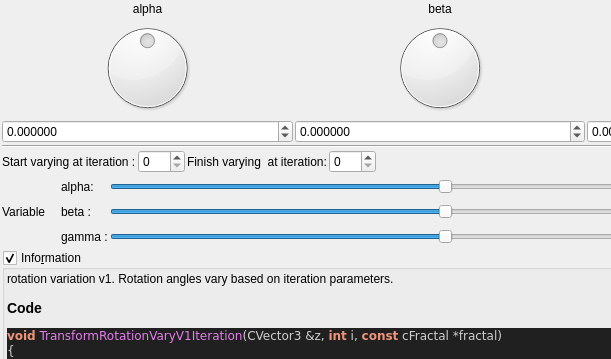
Before: the Qt Designer form mandelbulber2/qt_data/fractal_transf_rotation_varyV1.ui in buddhi1980/mandelbulber2, drawn with Qt 5; both pictures show x 0 to 611 and y 0 to 359 of the 880 by 767 pixel window.
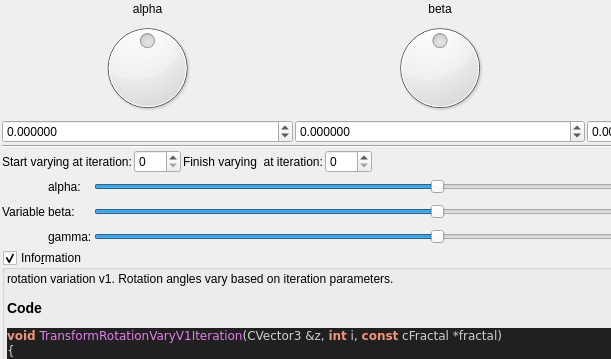
After: the same form once the commit is applied. Custom widgets are drawn as their Qt base class.

The edit to the form file:
```diff
--- a/mandelbulber2/qt_data/fractal_transf_rotation_varyV1.ui
+++ b/mandelbulber2/qt_data/fractal_transf_rotation_varyV1.ui
@@ -252,7 +252,7 @@
        <item row="0" column="0">
         <widget class="QLabel" name="label_171">
          <property name="text">
-          <string>Start varying at iteration :</string>
+          <string>Start varying at iteration:</string>
          </property>
         </widget>
        </item>
@@ -289,7 +289,7 @@
      <item row="3" column="1">
       <widget class="QLabel" name="label_161">
        <property name="text">
-        <string>gamma :</string>
+        <string>gamma:</string>
        </property>
       </widget>
      </item>
@@ -324,14 +324,14 @@
      <item row="1" column="1">
       <widget class="QLabel" name="label_167">
        <property name="text">
-        <string>alpha: </string>
+        <string>alpha:</string>
        </property>
       </widget>
      </item>
      <item row="2" column="0">
       <widget class="QLabel" name="label_166">
        <property name="text">
-        <string>Variable    </string>
+        <string>Variable</string>
        </property>
       </widget>
      </item>
@@ -382,7 +382,7 @@
      <item row="2" column="1">
       <widget class="QLabel" name="label_165">
        <property name="text">
-        <string>beta : </string>
+        <string>beta:</string>
        </property>
       </widget>
      </item>
```
